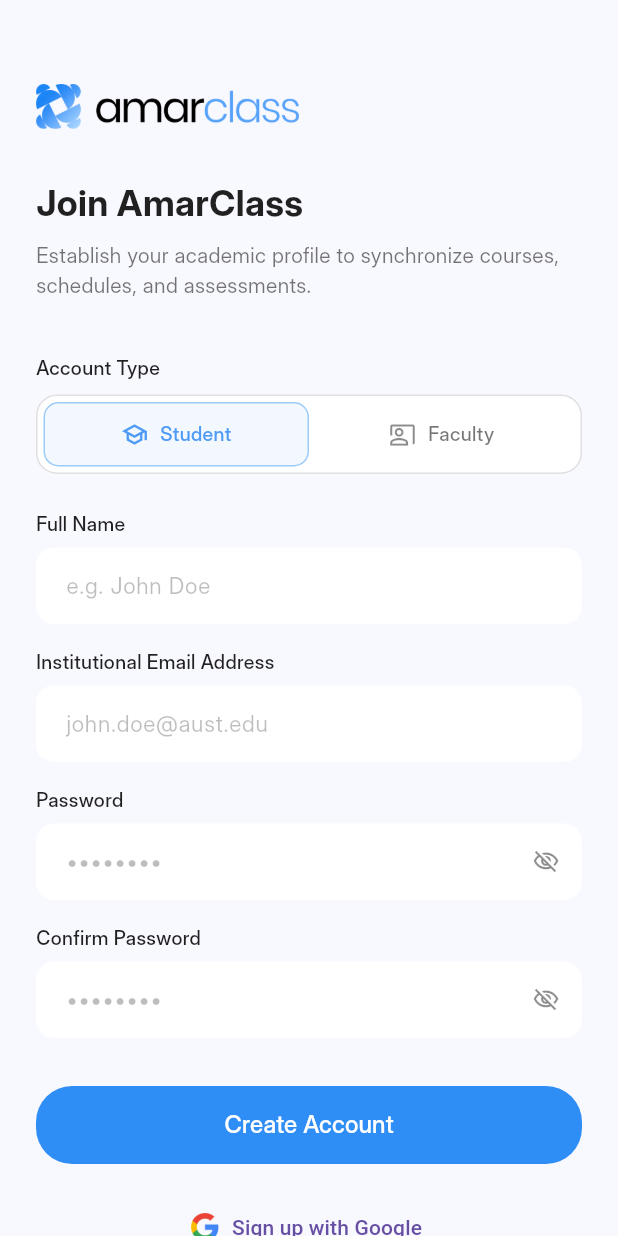
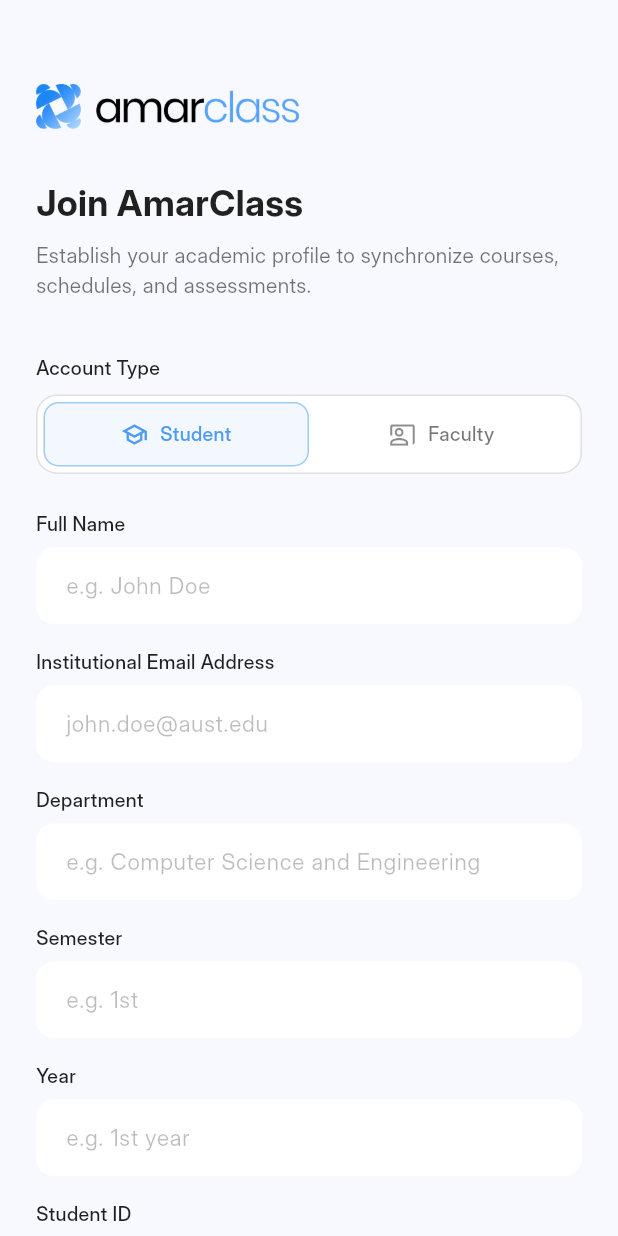
Before and after one commit to rif-x43/AmarClass, a Flutter app: the SignUpScreen screen opened directly, on a phone screen of 412 x 824 dp. Run offline on Flutter 3.47's test engine with Material 3 defaults, Android fonts, the phone set to English and light mode, and no system bars; our stand-ins replace cloud_firestore, firebase_auth, firebase_core, shared_preferences, table_calendar; accounts and stored records are empty; Roboto replaces fonts that are missing (Inter Display).

Commit message:
upgraded signup options

```diff
--- a/lib/pages/profile_screen.dart
+++ b/lib/pages/profile_screen.dart
@@ -22,7 +22,7 @@
         ? 'Faculty · Computer Science'
         : 'Student · B.Sc in CSE';
     return ListView(
-      padding: const EdgeInsets.fromLTRB(24, 32, 24, 32),
+      padding: const EdgeInsets.fromLTRB(24, 32, 24, 120),
       children: [
         const Image(
           image: AssetImage('brandings/logo_black.png'),
@@ -95,7 +95,10 @@
         ),
         const SizedBox(height: 24),
         TextButton.icon(
-          onPressed: () {
+          onPressed: () async {
+            await FirebaseAuth.instance.signOut();
+
+            if (!context.mounted) return;
             Navigator.of(context).pushAndRemoveUntil(
               MaterialPageRoute<void>(builder: (_) => const LoginScreen()),
               (route) => false,
--- a/lib/pages/sign_up_screen.dart
+++ b/lib/pages/sign_up_screen.dart
@@ -113,6 +113,11 @@
   final _emailController = TextEditingController();
   final _passwordController = TextEditingController();
   final _confirmPasswordController = TextEditingController();
+  final _departmentController = TextEditingController();
+  final _semesterController = TextEditingController();
+  final _yearController = TextEditingController();
+  final _studentIdController = TextEditingController();
+  final _subjectController = TextEditingController();
 
   Widget _signUpField({
     required String label,
@@ -183,6 +188,11 @@
     _emailController.dispose();
     _passwordController.dispose();
     _confirmPasswordController.dispose();
+    _departmentController.dispose();
+    _semesterController.dispose();
+    _yearController.dispose();
+    _studentIdController.dispose();
+    _subjectController.dispose();
     super.dispose();
   }
 
@@ -247,6 +257,44 @@
                 keyboardType: TextInputType.emailAddress,
                 controller: _emailController,
               ),
+              const SizedBox(height: 16),
+              if (_selectedRole == UserRole.student) ...[
+              _signUpField(
+                label: 'Department',
+                hint: 'e.g. Computer Science and Engineering',
+                controller: _departmentController,
+              ),
+              const SizedBox(height: 16),
+              _signUpField(
+                label: 'Semester',
+                hint: 'e.g. 1st',
+                controller: _semesterController,
+              ),
+              const SizedBox(height: 16),
+              _signUpField(
+                label: 'Year',
+                hint: 'e.g. 1st year',
+                controller: _yearController,
+              ),
+              const SizedBox(height: 16),
+              _signUpField(
+                label: 'Student ID',
+                hint: 'Enter student ID',
+                controller: _studentIdController,
+              ),
+            ] else ...[
+              _signUpField(
+                label: 'Department',
+                hint: 'e.g. Computer Science and Engineering',
+                controller: _departmentController,
+              ),
+              const SizedBox(height: 16),
+              _signUpField(
+                label: 'Subject',
+                hint: 'Enter subject',
+                controller: _subjectController,
+              ),
+            ],
               const SizedBox(height: 16),
               _signUpField(
                 label: 'Password',
```
